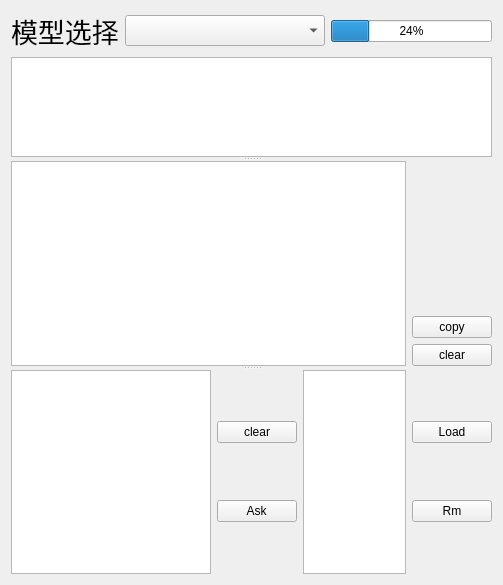
First picture: the form in LLMApp/llm.ui, repository BaiSongt/LLMClass01, before the edit.
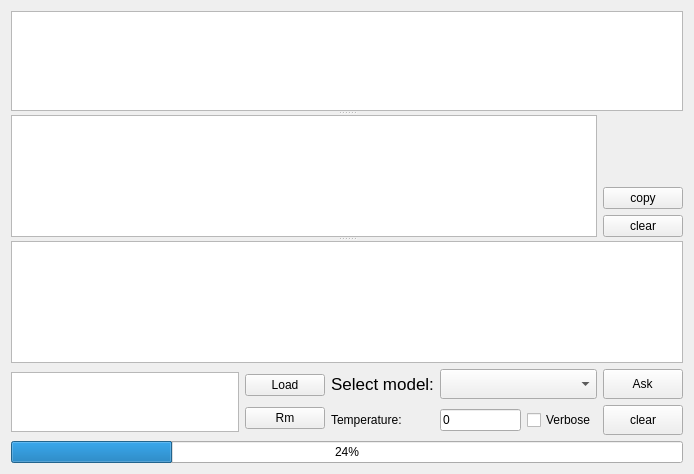
Second picture: the form after the edit.

Commit message: 优化LLM聊天界面，增加进度条和流式输出功能；修改LLMChat类以支持详细输出选项

Patch:
```diff
--- a/LLMApp/llm.ui
+++ b/LLMApp/llm.ui
@@ -6,52 +6,14 @@
    <rect>
     <x>0</x>
     <y>0</y>
-    <width>503</width>
-    <height>585</height>
+    <width>694</width>
+    <height>474</height>
    </rect>
   </property>
   <property name="windowTitle">
    <string>Form</string>
   </property>
-  <layout class="QVBoxLayout" name="verticalLayout_4">
-   <item>
-    <layout class="QHBoxLayout" name="horizontalLayout_2">
-     <item>
-      <widget class="QLabel" name="llm_lable_select">
-       <property name="font">
-        <font>
-         <pointsize>20</pointsize>
-        </font>
-       </property>
-       <property name="text">
-        <string>模型选择</string>
-       </property>
-      </widget>
-     </item>
-     <item>
-      <widget class="QComboBox" name="llm_comboBox">
-       <property name="minimumSize">
-        <size>
-         <width>200</width>
-         <height>20</height>
-        </size>
-       </property>
-       <property name="font">
-        <font>
-         <pointsize>14</pointsize>
-        </font>
-       </property>
-      </widget>
-     </item>
-     <item>
-      <widget class="QProgressBar" name="progressBar">
-       <property name="value">
-        <number>24</number>
-       </property>
-      </widget>
-     </item>
-    </layout>
-   </item>
+  <layout class="QVBoxLayout" name="verticalLayout_2">
    <item>
     <widget class="QSplitter" name="splitter">
      <property name="orientation">
@@ -71,7 +33,7 @@
        </size>
       </property>
      </widget>
-     <widget class="QWidget" name="">
+     <widget class="QWidget" name="layoutWidget">
       <layout class="QHBoxLayout" name="horizontalLayout_4">
        <item>
         <widget class="QTextEdit" name="llm_msg_output">
@@ -119,15 +81,10 @@
        </item>
       </layout>
      </widget>
-     <widget class="QWidget" name="">
-      <layout class="QHBoxLayout" name="horizontalLayout_5">
-       <item>
-        <layout class="QHBoxLayout" name="horizontalLayout">
-         <item>
           <widget class="QPlainTextEdit" name="user_input_edit">
            <property name="minimumSize">
             <size>
-             <width>200</width>
+        <width>199</width>
              <height>0</height>
             </size>
            </property>
@@ -141,43 +98,21 @@
             <string/>
            </property>
           </widget>
+    </widget>
          </item>
          <item>
-          <layout class="QVBoxLayout" name="verticalLayout_2">
+    <layout class="QHBoxLayout" name="horizontalLayout_2">
            <item>
-            <widget class="QPushButton" name="clear_btn_2">
-             <property name="minimumSize">
-              <size>
-               <width>0</width>
-               <height>20</height>
-              </size>
-             </property>
-             <property name="text">
-              <string>clear</string>
-             </property>
-            </widget>
-           </item>
+      <layout class="QHBoxLayout" name="horizontalLayout">
            <item>
-            <widget class="QPushButton" name="enter_btn">
-             <property name="minimumSize">
+        <widget class="QListView" name="listView_files">
+         <property name="maximumSize">
               <size>
-               <width>0</width>
-               <height>20</height>
-              </size>
-             </property>
-             <property name="text">
-              <string> Ask </string>
-             </property>
-            </widget>
-           </item>
-          </layout>
-         </item>
-        </layout>
-       </item>
-       <item>
-        <layout class="QHBoxLayout" name="horizontalLayout_3">
-         <item>
-          <widget class="QListView" name="listView_files"/>
+           <width>16777215</width>
+           <height>60</height>
+          </size>
+         </property>
+        </widget>
          </item>
          <item>
           <layout class="QVBoxLayout" name="verticalLayout_3">
@@ -199,8 +134,98 @@
          </item>
         </layout>
        </item>
-      </layout>
-     </widget>
+     <item>
+      <layout class="QGridLayout" name="gridLayout">
+       <item row="1" column="1">
+        <widget class="QLineEdit" name="lineEdit">
+         <property name="text">
+          <string>0</string>
+         </property>
+        </widget>
+       </item>
+       <item row="1" column="2">
+        <widget class="QCheckBox" name="checkBox">
+         <property name="text">
+          <string>Verbose</string>
+         </property>
+        </widget>
+       </item>
+       <item row="0" column="0">
+        <widget class="QLabel" name="llm_lable_select">
+         <property name="font">
+          <font>
+           <pointsize>13</pointsize>
+           <bold>false</bold>
+          </font>
+         </property>
+         <property name="text">
+          <string notr="true">Select model:</string>
+         </property>
+        </widget>
+       </item>
+       <item row="1" column="0">
+        <widget class="QLabel" name="label">
+         <property name="maximumSize">
+          <size>
+           <width>16777215</width>
+           <height>20</height>
+          </size>
+         </property>
+         <property name="text">
+          <string>Temperature:</string>
+         </property>
+        </widget>
+       </item>
+       <item row="1" column="3">
+        <widget class="QPushButton" name="clear_btn_2">
+         <property name="minimumSize">
+          <size>
+           <width>0</width>
+           <height>30</height>
+          </size>
+         </property>
+         <property name="text">
+          <string>clear</string>
+         </property>
+        </widget>
+       </item>
+       <item row="0" column="3">
+        <widget class="QPushButton" name="enter_btn">
+         <property name="minimumSize">
+          <size>
+           <width>0</width>
+           <height>30</height>
+          </size>
+         </property>
+         <property name="text">
+          <string> Ask </string>
+         </property>
+        </widget>
+       </item>
+       <item row="0" column="1" colspan="2">
+        <widget class="QComboBox" name="llm_comboBox">
+         <property name="minimumSize">
+          <size>
+           <width>100</width>
+           <height>20</height>
+          </size>
+         </property>
+         <property name="font">
+          <font>
+           <pointsize>14</pointsize>
+          </font>
+         </property>
+        </widget>
+       </item>
+      </layout>
+     </item>
+    </layout>
+   </item>
+   <item>
+    <widget class="QProgressBar" name="progressBar">
+     <property name="value">
+      <number>24</number>
+     </property>
     </widget>
    </item>
   </layout>
```
Lines whose indentation alone changed are shown as unchanged. The commit also changes 4 other files.
